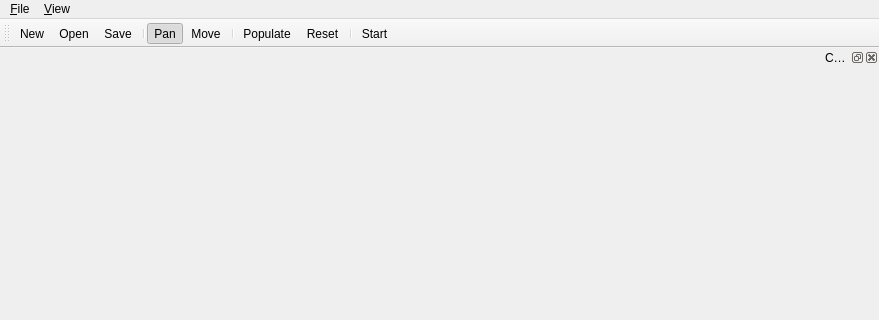
The window that src/editor/editor.ui (tmandry/adage) describes before a commit, drawn with Qt 5; both pictures show x 0 to 879 and y 0 to 320 of the 879 by 707 pixel window.
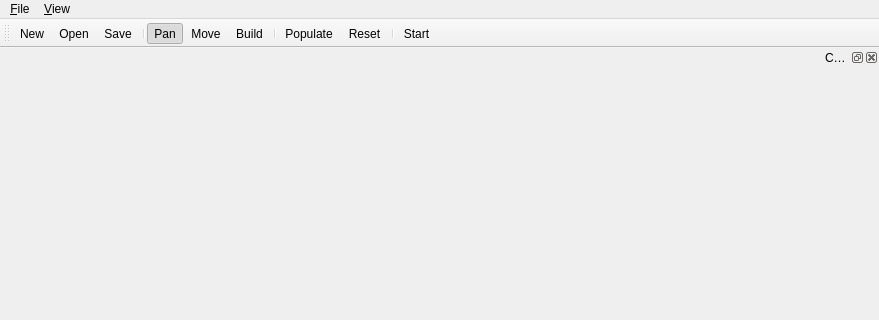
The same window after the commit.

Commit message: Added basic Build tool to editor.

What changed in the file:
```diff
--- a/src/editor/editor.ui
+++ b/src/editor/editor.ui
@@ -71,6 +71,7 @@
    <addaction name="separator"/>
    <addaction name="actPanTool"/>
    <addaction name="actMoveTool"/>
+   <addaction name="actBuildTool"/>
    <addaction name="separator"/>
    <addaction name="actPopulate"/>
    <addaction name="actReset"/>
@@ -201,6 +202,17 @@
     <bool>true</bool>
    </property>
   </action>
+  <action name="actBuildTool">
+   <property name="checkable">
+    <bool>true</bool>
+   </property>
+   <property name="text">
+    <string>Build</string>
+   </property>
+   <property name="toolTip">
+    <string>Create buildings.</string>
+   </property>
+  </action>
  </widget>
  <resources/>
  <connections>
```
The commit also changes 12 other files.
